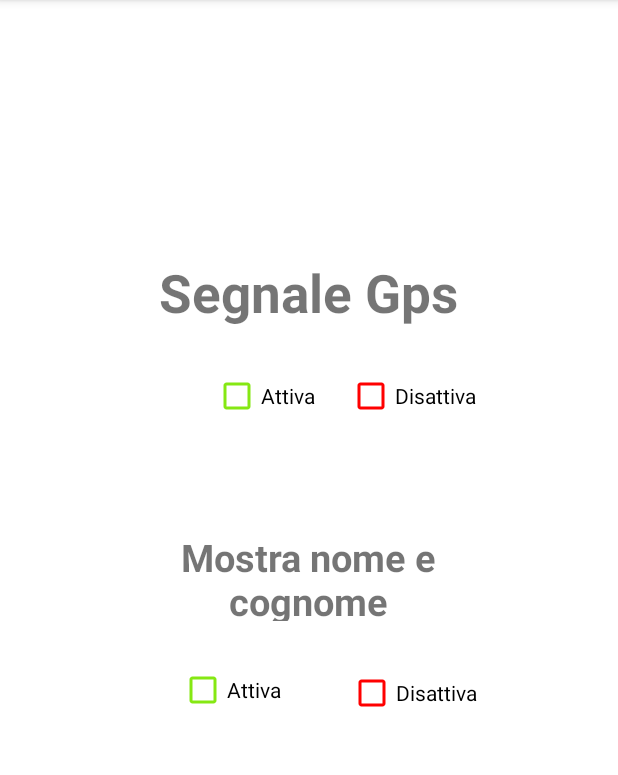
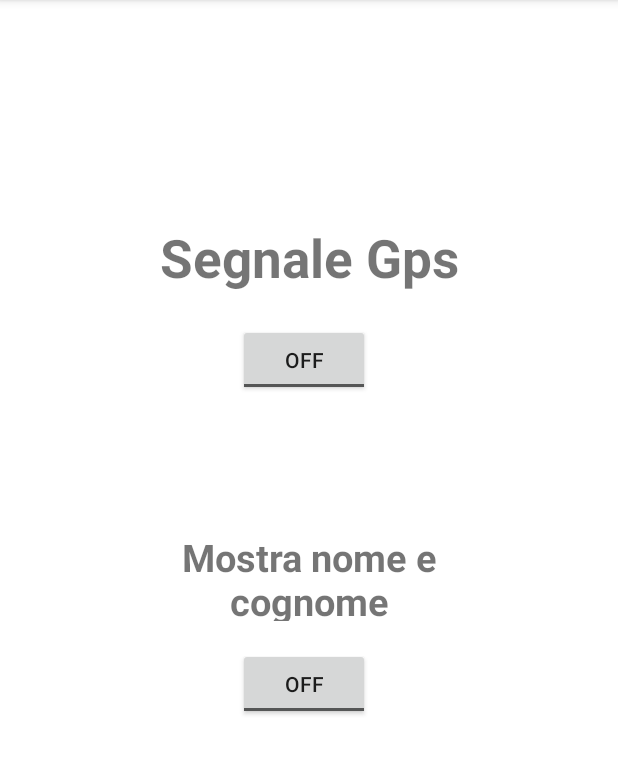
Before and after one commit to sturconi/gestione_eventi, an Android app: the Privacy screen opened directly, with no data from a screen before it, on a phone screen of 412 x 824 dp, the part 84-859 px from its top. Run offline under Robolectric (Android 15) with nearby library versions, the phone set to English and light mode, and no system bars.

Commit message:
Aggiunti ToggleButton e cambiamento del layout Privacy

```diff
--- a/gestione_eventi_android/app/src/main/AndroidManifest.xml
+++ b/gestione_eventi_android/app/src/main/AndroidManifest.xml
@@ -22,10 +22,10 @@
             android:name=".Categorie"
             android:exported="false" />
         <activity
-            android:name=".Login"
+            android:name=".Settings"
             android:exported="false" />
         <activity
-            android:name=".Settings"
+            android:name=".Home"
             android:exported="false" />
         <activity
             android:name=".MainActivity"
@@ -68,7 +68,7 @@
             android:name=".Calendario"
             android:exported="false" />
         <activity
-            android:name=".Home"
+            android:name=".Login"
             android:exported="true">
             <intent-filter>
                 <action android:name="android.intent.action.MAIN" />
--- a/gestione_eventi_android/app/src/main/java/com/example/applicazionevera/Privacy.java
+++ b/gestione_eventi_android/app/src/main/java/com/example/applicazionevera/Privacy.java
@@ -2,8 +2,11 @@ package com.example.applicazionevera;
 
 import androidx.appcompat.app.AppCompatActivity;
 
+import android.graphics.Color;
 import android.os.Bundle;
+import android.widget.CompoundButton;
 import android.widget.Toast;
+import android.widget.ToggleButton;
 
 public class Privacy extends AppCompatActivity {
 
@@ -12,35 +15,34 @@ public class Privacy extends AppCompatActivity {
         super.onCreate(savedInstanceState);
         setContentView(R.layout.activity_privacy);
         Toast.makeText(this, "privacy", Toast.LENGTH_SHORT).show();
-    }
 
-    @Override
-    protected void onRestart() {
-        super.onRestart();
-    }
+        ToggleButton ToggleGps = (ToggleButton) findViewById(R.id.ToggleGps);
+        ToggleButton ToggleNC = (ToggleButton) findViewById(R.id.ToggleNC);
 
-    @Override
-    protected void onDestroy() {
-        super.onDestroy();
-    }
+        ToggleGps.setOnCheckedChangeListener(new CompoundButton.OnCheckedChangeListener() {
+            public void onCheckedChanged(CompoundButton buttonView, boolean isChecked) {
+                if (ToggleGps.isChecked() == true) {
+                    Toast.makeText(Privacy.this, "Gps Attivato!", Toast.LENGTH_LONG).show();
+                    ToggleGps.setTextColor(Color.GREEN);
+                } else {
+                    ToggleGps.setTextColor(Color.RED);
+                    Toast.makeText(Privacy.this, "Gps Disattivato!", Toast.LENGTH_LONG).show();
+                }
+            }
+        });
 
-    @Override
-    protected void onPause() {
-        super.onPause();
-    }
+        ToggleNC.setOnCheckedChangeListener(new CompoundButton.OnCheckedChangeListener() {
+            public void onCheckedChanged(CompoundButton buttonView, boolean isChecked) {
+                if (ToggleNC.isChecked() == true) {
+                    Toast.makeText(Privacy.this, "Nome e cognome attivati!", Toast.LENGTH_LONG).show();
+                    ToggleNC.setTextColor(Color.GREEN);
+                } else {
+                    ToggleNC.setTextColor(Color.RED);
+                    Toast.makeText(Privacy.this, "Nome e cognome nascosti!", Toast.LENGTH_LONG).show();
+                }
+            }
+        });
 
-    @Override
-    protected void onStart() {
-        super.onStart();
-    }
 
-    @Override
-    protected void onStop() {
-        super.onStop();
-    }
-
-    @Override
-    protected void onResume() {
-        super.onResume();
     }
 }
--- a/gestione_eventi_android/app/src/main/res/layout/activity_privacy.xml
+++ b/gestione_eventi_android/app/src/main/res/layout/activity_privacy.xml
@@ -1,5 +1,5 @@
 <?xml version="1.0" encoding="utf-8"?>
-<RelativeLayout xmlns:android="http://schemas.android.com/apk/res/android"
+<androidx.constraintlayout.widget.ConstraintLayout xmlns:android="http://schemas.android.com/apk/res/android"
     xmlns:app="http://schemas.android.com/apk/res-auto"
     xmlns:tools="http://schemas.android.com/tools"
     android:layout_width="match_parent"
@@ -10,70 +10,64 @@
     <TextView
         android:id="@+id/textView2"
         android:layout_width="250dp"
-        android:layout_height="60dp"
+        android:layout_height="59dp"
         android:layout_alignParentTop="true"
         android:layout_centerHorizontal="true"
-        android:layout_marginTop="165dp"
         android:gravity="center"
         android:text="Segnale Gps"
         android:textSize="35sp"
-        android:textStyle="bold" />
+        android:textStyle="bold"
+        app:layout_constraintBottom_toBottomOf="parent"
+        app:layout_constraintEnd_toEndOf="parent"
+        app:layout_constraintHorizontal_bias="0.50"
+        app:layout_constraintStart_toStartOf="parent"
+        app:layout_constraintTop_toTopOf="parent"
+        app:layout_constraintVertical_bias="0.20" />
 
     <TextView
         android:id="@+id/textView3"
         android:layout_width="250dp"
         android:layout_height="60dp"
         android:layout_centerInParent="true"
+        android:layout_centerVertical="true"
         android:gravity="center"
         android:text="Mostra nome e cognome"
         android:textSize="25sp"
         android:textStyle="bold"
+        app:layout_constraintBottom_toBottomOf="parent"
+        app:layout_constraintEnd_toEndOf="parent"
+        app:layout_constraintHorizontal_bias="0.50"
+        app:layout_constraintStart_toStartOf="parent"
+        app:layout_constraintTop_toTopOf="parent"
+        app:layout_constraintVertical_bias="0.50"
         tools:text="Mostra nome e cognome" />
 
-    <CheckBox
-        android:id="@+id/checkBox8"
+    <ToggleButton
+        android:id="@+id/ToggleNC"
         android:layout_width="wrap_content"
         android:layout_height="wrap_content"
-        android:layout_alignParentStart="true"
         android:layout_alignParentTop="true"
-        android:layout_marginStart="142dp"
-        android:layout_marginTop="240dp"
-        android:buttonTint="#85E813"
-        android:text="Attiva" />
+        android:layout_centerHorizontal="true"
+        android:text="ToggleButton"
+        app:layout_constraintBottom_toBottomOf="parent"
+        app:layout_constraintEnd_toEndOf="parent"
+        app:layout_constraintHorizontal_bias="0.49"
+        app:layout_constraintStart_toStartOf="parent"
+        app:layout_constraintTop_toTopOf="parent"
+        app:layout_constraintVertical_bias="0.60" />
 
-    <CheckBox
-        android:id="@+id/checkBox10"
+    <ToggleButton
+        android:id="@+id/ToggleGps"
         android:layout_width="wrap_content"
         android:layout_height="wrap_content"
-        android:layout_alignParentStart="true"
-        android:layout_alignParentTop="true"
-        android:layout_centerVertical="true"
-        android:layout_marginStart="119dp"
-        android:layout_marginTop="436dp"
-        android:buttonTint="#85E813"
-        android:text="Attiva" />
+        android:layout_alignParentBottom="true"
+        android:layout_centerHorizontal="true"
+        android:text="ToggleButton"
+        app:layout_constraintBottom_toBottomOf="parent"
+        app:layout_constraintEnd_toEndOf="parent"
+        app:layout_constraintHorizontal_bias="0.49"
+        app:layout_constraintStart_toStartOf="parent"
+        app:layout_constraintTop_toTopOf="parent"
+        app:layout_constraintVertical_bias="0.30" />
 
-    <CheckBox
-        android:id="@+id/checkBox11"
-        android:layout_width="wrap_content"
-        android:layout_height="wrap_content"
-        android:layout_alignParentStart="true"
-        android:layout_alignParentTop="true"
-        android:layout_centerVertical="true"
-        android:layout_marginStart="232dp"
-        android:layout_marginTop="438dp"
-        android:buttonTint="#FF0000"
-        android:text="Disattiva" />
-
-    <CheckBox
-        android:id="@+id/checkBox9"
-        android:layout_width="wrap_content"
-        android:layout_height="wrap_content"
-        android:layout_alignParentStart="true"
-        android:layout_alignParentTop="true"
-        android:layout_marginStart="231dp"
-        android:layout_marginTop="240dp"
-        android:buttonTint="#FF0000"
-        android:text="Disattiva" />
-
-</RelativeLayout>
+</androidx.constraintlayout.widget.ConstraintLayout>
```
